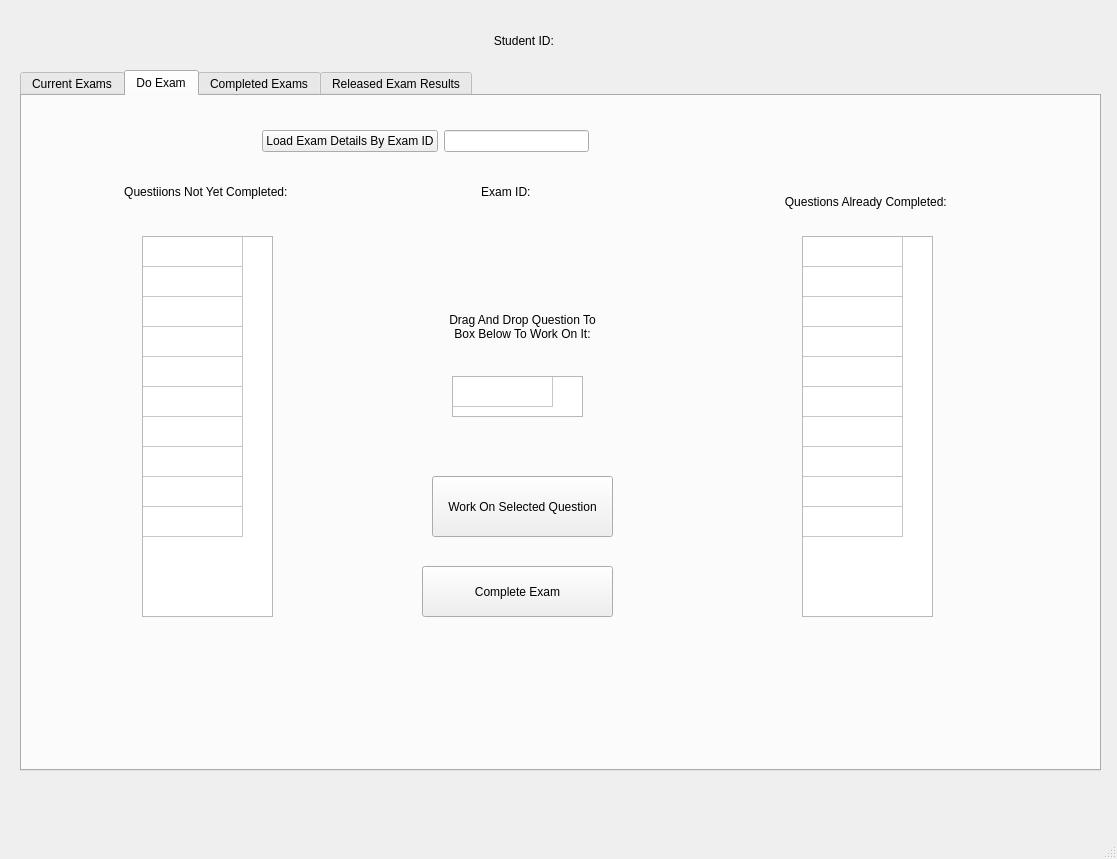
This is GUI/StudentGUIQtDesigner.ui in applet199/OOPCourseWorkTwo as Qt 5 draws it before an edit. The edited form follows.
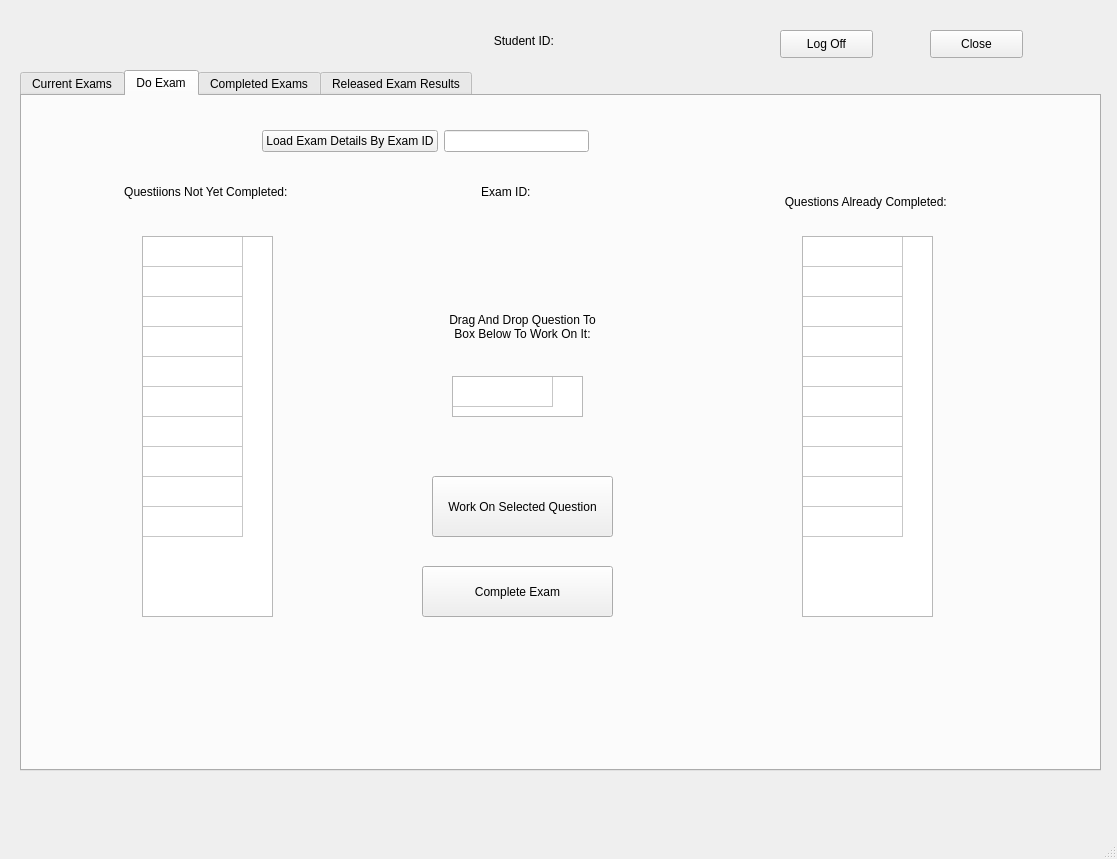
This is the edited form. The open tabs and pages were chosen to show the change.

What changed in the file:
```diff
--- a/GUI/StudentGUIQtDesigner.ui
+++ b/GUI/StudentGUIQtDesigner.ui
@@ -288,15 +288,18 @@
      <widget class="QLabel" name="label_7">
       <property name="geometry">
        <rect>
-        <x>420</x>
-        <y>570</y>
-        <width>151</width>
-        <height>51</height>
+        <x>360</x>
+        <y>550</y>
+        <width>281</width>
+        <height>71</height>
        </rect>
       </property>
       <property name="text">
        <string/>
       </property>
+      <property name="alignment">
+       <set>Qt::AlignCenter</set>
+      </property>
      </widget>
      <widget class="QTableWidget" name="tableWidget_5">
       <property name="geometry">
@@ -553,6 +556,32 @@
      <set>Qt::AlignCenter</set>
     </property>
    </widget>
+   <widget class="QPushButton" name="pushButton_5">
+    <property name="geometry">
+     <rect>
+      <x>780</x>
+      <y>30</y>
+      <width>93</width>
+      <height>28</height>
+     </rect>
+    </property>
+    <property name="text">
+     <string>Log Off</string>
+    </property>
+   </widget>
+   <widget class="QPushButton" name="pushButton_6">
+    <property name="geometry">
+     <rect>
+      <x>930</x>
+      <y>30</y>
+      <width>93</width>
+      <height>28</height>
+     </rect>
+    </property>
+    <property name="text">
+     <string>Close</string>
+    </property>
+   </widget>
   </widget>
   <widget class="QMenuBar" name="menubar">
    <property name="geometry">
```
Left out of the diff: 2 changed lines with no effect on the pictures.
